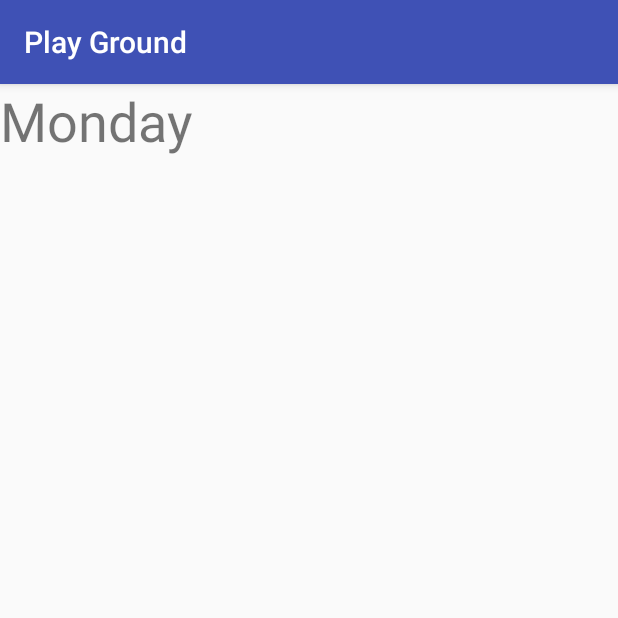
After one commit to zhumo/PlayGround, an Android app: the DayOfTheWeekActivity screen opened directly, with no data from a screen before it, on a phone screen of 412 x 824 dp, the top half of it. The commit adds this screen. Run offline under Robolectric (Android 15) with nearby library versions, the phone set to English and light mode, and no system bars.

Commit message:
simple day of the week app

```diff
--- a/app/src/main/AndroidManifest.xml
+++ b/app/src/main/AndroidManifest.xml
@@ -19,7 +19,8 @@
         <activity
             android:name=".mozart.MozartActivity"
             android:label="Mozart" />
-        <activity android:name=".activity_lifecycle.ActivityLifecycleActivity"></activity>
+        <activity android:name=".activity_lifecycle.ActivityLifecycleActivity" />
+        <activity android:name=".day_of_the_week.DayOfTheWeekActivity"></activity>
     </application>
 
 </manifest>
--- a/app/src/main/java/com/example/android/playground/MainActivity.java
+++ b/app/src/main/java/com/example/android/playground/MainActivity.java
@@ -6,6 +6,7 @@ import android.os.Bundle;
 import android.view.View;
 
 import com.example.android.playground.activity_lifecycle.ActivityLifecycleActivity;
+import com.example.android.playground.day_of_the_week.DayOfTheWeekActivity;
 import com.example.android.playground.mozart.MozartActivity;
 
 public class MainActivity extends AppCompatActivity {
@@ -25,4 +26,9 @@ public class MainActivity extends AppCompatActivity {
         Intent i = new Intent(this, ActivityLifecycleActivity.class);
         startActivity(i);
     }
+
+    public void showDayOfTheWeekActivity(View view) {
+        Intent i = new Intent(this, DayOfTheWeekActivity.class);
+        startActivity(i);
+    }
 }
--- /dev/null
+++ b/app/src/main/java/com/example/android/playground/day_of_the_week/DayOfTheWeekActivity.java
@@ -0,0 +1,20 @@
+package com.example.android.playground.day_of_the_week;
+
+import android.support.v4.view.ViewPager;
+import android.support.v7.app.AppCompatActivity;
+import android.os.Bundle;
+
+import com.example.android.playground.R;
+
+public class DayOfTheWeekActivity extends AppCompatActivity {
+
+    @Override
+    protected void onCreate(Bundle savedInstanceState) {
+        super.onCreate(savedInstanceState);
+        setContentView(R.layout.activity_day_of_the_week);
+
+        ViewPager viewPager = (ViewPager) findViewById(R.id.day_of_the_week_view_pager);
+        DayOfTheWeekPagerAdapter adapter = new DayOfTheWeekPagerAdapter(getSupportFragmentManager());
+        viewPager.setAdapter(adapter);
+    }
+}
--- /dev/null
+++ b/app/src/main/java/com/example/android/playground/day_of_the_week/DayOfTheWeekFragment.java
@@ -0,0 +1,29 @@
+package com.example.android.playground.day_of_the_week;
+
+import android.support.v4.app.Fragment;
+import android.os.Bundle;
+import android.support.annotation.Nullable;
+import android.view.LayoutInflater;
+import android.view.View;
+import android.view.ViewGroup;
+import android.widget.TextView;
+
+import com.example.android.playground.R;
+
+import java.util.zip.Inflater;
+
+/**
+ * Created by coding on 7/17/17.
+ */
+
+abstract class DayOfTheWeekFragment extends Fragment {
+    protected abstract String getDayOfTheWeekName();
+
+    @Nullable
+    @Override
+    public View onCreateView(LayoutInflater inflater, @Nullable ViewGroup container, Bundle savedInstanceState) {
+        TextView fragmentView = (TextView) inflater.inflate(R.layout.day_of_the_week_fragment, container, false);
+        fragmentView.setText(getDayOfTheWeekName());
+        return fragmentView;
+    }
+}
--- /dev/null
+++ b/app/src/main/java/com/example/android/playground/day_of_the_week/DayOfTheWeekPagerAdapter.java
@@ -0,0 +1,36 @@
+package com.example.android.playground.day_of_the_week;
+
+import android.support.v4.app.Fragment;
+import android.support.v4.app.FragmentManager;
+import android.support.v4.app.FragmentPagerAdapter;
+
+/**
+ * Created by coding on 7/17/17.
+ */
+
+public class DayOfTheWeekPagerAdapter extends FragmentPagerAdapter {
+
+    public DayOfTheWeekPagerAdapter(FragmentManager fm) {
+        super(fm);
+    }
+
+    @Override
+    public Fragment getItem(int position) {
+        if (position == 0) {
+            return new MondayFragment();
+        } else if (position == 1) {
+            return new TuesdayFragment();
+        } else if (position == 2) {
+            return new WednesdayFragment();
+        } else if (position == 3) {
+            return new ThursdayFragment();
+        } else if (position == 4) {
+            return new FridayFragment();
+        } else { return new Fragment(); }
+    }
+
+    @Override
+    public int getCount() {
+        return 5;
+    }
+}
--- /dev/null
+++ b/app/src/main/java/com/example/android/playground/day_of_the_week/MondayFragment.java
@@ -0,0 +1,10 @@
+package com.example.android.playground.day_of_the_week;
+
+/**
+ * Created by coding on 7/17/17.
+ */
+
+public class MondayFragment extends DayOfTheWeekFragment {
+    @Override
+    protected String getDayOfTheWeekName() { return "Monday"; }
+}
--- /dev/null
+++ b/app/src/main/java/com/example/android/playground/day_of_the_week/TuesdayFragment.java
@@ -0,0 +1,10 @@
+package com.example.android.playground.day_of_the_week;
+
+/**
+ * Created by coding on 7/17/17.
+ */
+
+public class TuesdayFragment extends DayOfTheWeekFragment {
+    @Override
+    protected String getDayOfTheWeekName() { return "Tuesday"; }
+}
--- /dev/null
+++ b/app/src/main/res/layout/activity_day_of_the_week.xml
@@ -0,0 +1,10 @@
+<?xml version="1.0" encoding="utf-8"?>
+<android.support.v4.view.ViewPager xmlns:android="http://schemas.android.com/apk/res/android"
+    xmlns:app="http://schemas.android.com/apk/res-auto"
+    android:id="@+id/day_of_the_week_view_pager"
+    xmlns:tools="http://schemas.android.com/tools"
+    android:layout_width="match_parent"
+    android:layout_height="match_parent"
+    tools:context="com.example.android.playground.day_of_the_week.DayOfTheWeekActivity">
+
+</android.support.v4.view.ViewPager>
--- a/app/src/main/res/layout/activity_main.xml
+++ b/app/src/main/res/layout/activity_main.xml
@@ -18,5 +18,10 @@
         android:onClick="showActivityLifecycleActivity"
         android:text="Activity Lifecycle"
         android:background="@android:color/holo_blue_dark"/>
+    <Button
+        style="@style/sandbox_link"
+        android:onClick="showDayOfTheWeekActivity"
+        android:text="Day Of The Week"
+        android:background="@android:color/holo_green_dark"/>
 
 </LinearLayout>
--- /dev/null
+++ b/app/src/main/res/layout/day_of_the_week_fragment.xml
@@ -0,0 +1,6 @@
+<?xml version="1.0" encoding="utf-8"?>
+<TextView xmlns:android="http://schemas.android.com/apk/res/android"
+    android:layout_width="match_parent" android:layout_height="match_parent"
+    android:textSize="36sp">
+
+</TextView>
```
Also changed, not shown: app/src/main/java/com/example/android/playground/day_of_the_week/FridayFragment.java (added, +10 -0 lines), app/src/main/java/com/example/android/playground/day_of_the_week/ThursdayFragment.java (added, +10 -0 lines), app/src/main/java/com/example/android/playground/day_of_the_week/WednesdayFragment.java (added, +10 -0 lines).
